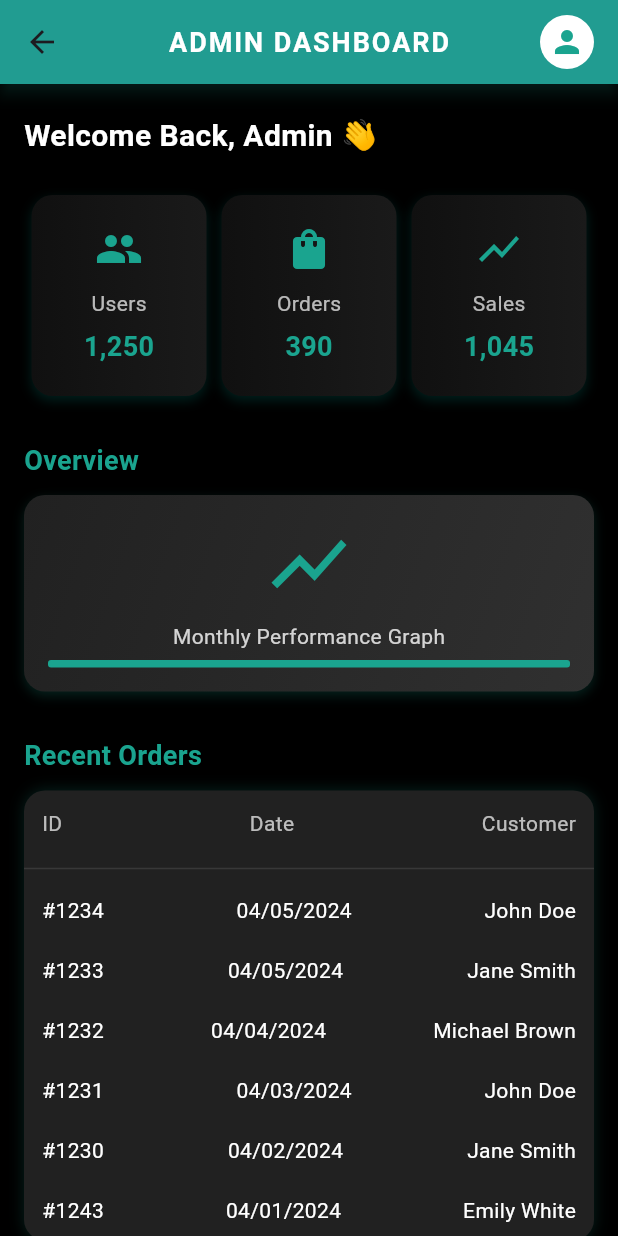
After one commit to jereenajohn/Be_call, a Flutter app: the AdminDashboard screen opened directly, on a phone screen of 412 x 824 dp. The commit adds this screen. Run offline on Flutter 3.47's test engine with Material 3 defaults, Android fonts, the phone set to English and light mode, and no system bars; our stand-ins replace flutter_bloc, flutter_contacts, permission_handler, shared_preferences; missing offline and left inert: call_log, flutter_phone_direct_caller; accounts and stored records are empty.

Commit message:
admin dashboard added

```diff
--- /dev/null
+++ b/lib/admin_dashboard.dart
@@ -0,0 +1,304 @@
+import 'package:flutter/material.dart';
+
+class AdminDashboard extends StatefulWidget {
+  const AdminDashboard({super.key});
+
+  @override
+  State<AdminDashboard> createState() => _AdminDashboardState();
+}
+
+class _AdminDashboardState extends State<AdminDashboard> {
+  @override
+  Widget build(BuildContext context) {
+    const Color bgColor = Colors.black;
+    const Color accentColor = Color(0xFF00B8B8);
+
+    return Scaffold(
+      backgroundColor: bgColor,
+      appBar: AppBar(
+        backgroundColor: const Color.fromARGB(255, 26, 164, 143),
+        elevation: 4,
+        shadowColor: const Color.fromARGB(255, 26, 164, 143).withOpacity(0.4),
+        title: const Text(
+          'ADMIN DASHBOARD',
+          style: TextStyle(
+            color: Colors.white,
+            fontWeight: FontWeight.w700,
+            letterSpacing: 1.3,
+            fontSize: 18,
+          ),
+        ),
+        centerTitle: true,
+        actions: const [
+          Padding(
+            padding: EdgeInsets.only(right: 16),
+            child: CircleAvatar(
+              radius: 18,
+              backgroundColor: Colors.white,
+              child: Icon(Icons.person, color: Color.fromARGB(255, 26, 164, 143)),
+            ),
+          ),
+        ],
+      ),
+
+      body: SingleChildScrollView(
+        padding: const EdgeInsets.symmetric(horizontal: 16, vertical: 20),
+        child: Column(
+          crossAxisAlignment: CrossAxisAlignment.start,
+          children: [
+            // Greeting / Header
+            const Text(
+              "Welcome Back, Admin 👋",
+              style: TextStyle(
+                color: Colors.white,
+                fontSize: 20,
+                fontWeight: FontWeight.bold,
+              ),
+            ),
+            const SizedBox(height: 25),
+
+            // Top Summary Cards
+            Row(
+              mainAxisAlignment: MainAxisAlignment.spaceBetween,
+              children: [
+                _buildInfoCard(Icons.people, "Users", "1,250"),
+                _buildInfoCard(Icons.shopping_bag, "Orders", "390"),
+                _buildInfoCard(Icons.show_chart, "Sales", "1,045"),
+              ],
+            ),
+
+            const SizedBox(height: 30),
+
+            // Overview Section
+            _buildSectionTitle("Overview"),
+            const SizedBox(height: 10),
+            Container(
+              width: double.infinity,
+              padding: const EdgeInsets.all(16),
+              decoration: BoxDecoration(
+                borderRadius: BorderRadius.circular(14),
+                gradient: LinearGradient(
+                  colors: [
+                    Colors.grey[900]!,
+                    Colors.grey[850]!,
+                  ],
+                  begin: Alignment.topLeft,
+                  end: Alignment.bottomRight,
+                ),
+                boxShadow: [
+                  BoxShadow(
+                    color: const Color.fromARGB(255, 26, 164, 143).withOpacity(0.2),
+                    blurRadius: 6,
+                    offset: const Offset(0, 3),
+                  ),
+                ],
+              ),
+              child: Column(
+                children: [
+                  const Icon(Icons.show_chart,
+                      color: Color.fromARGB(255, 26, 164, 143), size: 60),
+                  const SizedBox(height: 8),
+                  Text(
+                    "Monthly Performance Graph",
+                    style: TextStyle(
+                        color: Colors.white.withOpacity(0.8),
+                        fontSize: 14),
+                  ),
+                  const SizedBox(height: 6),
+                  Container(
+                    height: 5,
+                    width: double.infinity,
+                    decoration: BoxDecoration(
+                      borderRadius: BorderRadius.circular(2),
+                      gradient: const LinearGradient(
+                        colors: [Color.fromARGB(255, 26, 164, 143), Color.fromARGB(255, 26, 164, 143)],
+                      ),
+                    ),
+                  )
+                ],
+              ),
+            ),
+
+            const SizedBox(height: 30),
+
+            // Recent Orders Section
+            _buildSectionTitle("Recent Orders"),
+            const SizedBox(height: 10),
+            Container(
+              decoration: BoxDecoration(
+                color: Colors.grey[900],
+                borderRadius: BorderRadius.circular(14),
+                boxShadow: [
+                  BoxShadow(
+                    color: const Color.fromARGB(255, 26, 164, 143).withOpacity(0.2),
+                    blurRadius: 8,
+                  )
+                ],
+              ),
+              child: Column(
+                children: [
+                  _buildTableHeader(),
+                  const Divider(color: Colors.white10, thickness: 1),
+                  _buildOrderRow("#1234", "04/05/2024", "John Doe"),
+                  _buildOrderRow("#1233", "04/05/2024", "Jane Smith"),
+                  _buildOrderRow("#1232", "04/04/2024", "Michael Brown"),
+                  _buildOrderRow("#1231", "04/03/2024", "John Doe"),
+                  _buildOrderRow("#1230", "04/02/2024", "Jane Smith"),
+                  _buildOrderRow("#1243", "04/01/2024", "Emily White"),
+                ],
+              ),
+            ),
+
+            const SizedBox(height: 30),
+
+            // Account Summary Section
+            _buildSectionTitle("Account Summary"),
+            const SizedBox(height: 10),
+            Container(
+              padding: const EdgeInsets.all(16),
+              decoration: BoxDecoration(
+                color: Colors.grey[900],
+                borderRadius: BorderRadius.circular(14),
+                boxShadow: [
+                  BoxShadow(
+                    color: const Color.fromARGB(255, 26, 164, 143).withOpacity(0.2),
+                    blurRadius: 8,
+                  )
+                ],
+              ),
+              child: Column(
+                children: const [
+                  _AccountRow(label: "Total Balance", amount: "\$199.00"),
+                  SizedBox(height: 12),
+                  _AccountRow(label: "Pending Payout", amount: "\$99.99"),
+                  SizedBox(height: 12),
+                  _AccountRow(label: "Transactions", amount: "45"),
+                ],
+              ),
+            ),
+            const SizedBox(height: 40),
+          ],
+        ),
+      ),
+    );
+  }
+
+  // Reusable Widgets
+  Widget _buildInfoCard(IconData icon, String label, String value) {
+    return Expanded(
+      child: Container(
+        margin: const EdgeInsets.symmetric(horizontal: 5),
+        padding: const EdgeInsets.symmetric(vertical: 20),
+        decoration: BoxDecoration(
+          borderRadius: BorderRadius.circular(14),
+          gradient: const LinearGradient(
+            colors: [
+              Color(0xFF101010),
+              Color(0xFF1A1A1A),
+            ],
+          ),
+          boxShadow: [
+            BoxShadow(
+              color: Colors.teal.withOpacity(0.2),
+              blurRadius: 6,
+              offset: const Offset(0, 3),
+            )
+          ],
+        ),
+        child: Column(
+          mainAxisAlignment: MainAxisAlignment.center,
+          children: [
+            Icon(icon, color: const Color.fromARGB(255, 26, 164, 143), size: 32),
+            const SizedBox(height: 10),
+            Text(
+              label,
+              style: const TextStyle(
+                color: Colors.white70,
+                fontSize: 14,
+              ),
+            ),
+            const SizedBox(height: 6),
+            Text(
+              value,
+              style: const TextStyle(
+                color: Color.fromARGB(255, 26, 164, 143),
+                fontSize: 18,
+                fontWeight: FontWeight.bold,
+              ),
+            ),
+          ],
+        ),
+      ),
+    );
+  }
+
+  Widget _buildSectionTitle(String title) {
+    return Text(
+      title,
+      style: const TextStyle(
+        color: Color.fromARGB(255, 26, 164, 143),
+        fontWeight: FontWeight.bold,
+        fontSize: 18,
+      ),
+    );
+  }
+
+  Widget _buildTableHeader() {
+    return const Padding(
+      padding: EdgeInsets.symmetric(horizontal: 12, vertical: 12),
+      child: Row(
+        mainAxisAlignment: MainAxisAlignment.spaceBetween,
+        children: [
+          Text("ID",
+              style: TextStyle(color: Colors.white70, fontSize: 14)),
+          Text("Date",
+              style: TextStyle(color: Colors.white70, fontSize: 14)),
+          Text("Customer",
+              style: TextStyle(color: Colors.white70, fontSize: 14)),
+        ],
+      ),
+    );
+  }
+
+  Widget _buildOrderRow(String id, String date, String customer) {
+    return Padding(
+      padding: const EdgeInsets.symmetric(horizontal: 12, vertical: 10),
+      child: Row(
+        mainAxisAlignment: MainAxisAlignment.spaceBetween,
+        children: [
+          Text(id,
+              style:
+                  const TextStyle(color: Colors.white, fontSize: 14)),
+          Text(date,
+              style:
+                  const TextStyle(color: Colors.white, fontSize: 14)),
+          Text(customer,
+              style:
+                  const TextStyle(color: Colors.white, fontSize: 14)),
+        ],
+      ),
+    );
+  }
+}
+
+class _AccountRow extends StatelessWidget {
+  final String label;
+  final String amount;
+
+  const _AccountRow({required this.label, required this.amount});
+
+  @override
+  Widget build(BuildContext context) {
+    return Row(
+      mainAxisAlignment: MainAxisAlignment.spaceBetween,
+      children: [
+        Text(label, style: const TextStyle(color: Colors.white)),
+        Text(amount,
+            style: const TextStyle(
+              color: Color.fromARGB(255, 26, 164, 143),
+              fontWeight: FontWeight.bold,
+            )),
+      ],
+    );
+  }
+}
--- a/lib/call_detail_page.dart
+++ b/lib/call_detail_page.dart
@@ -48,7 +48,7 @@ class _CallDetailPageState extends State<CallDetailPage> {
 
   Future<void> updateCallDetails(Map<String, dynamic> updatedData) async {
     SharedPreferences prefs = await SharedPreferences.getInstance();
-    String? token = prefs.getString('access_token');
+    String? token = prefs.getString('token');
     final callId = widget.call['id'];
 
     if (token == null || callId == null) {
--- a/lib/call_report.dart
+++ b/lib/call_report.dart
@@ -26,7 +26,7 @@ class _CallReportState extends State<CallReport> {
 
   Future<String?> getToken() async {
     SharedPreferences prefs = await SharedPreferences.getInstance();
-    return prefs.getString('access_token');
+    return prefs.getString('token');
   }
 
   Future<int?> getUserId() async {
```
